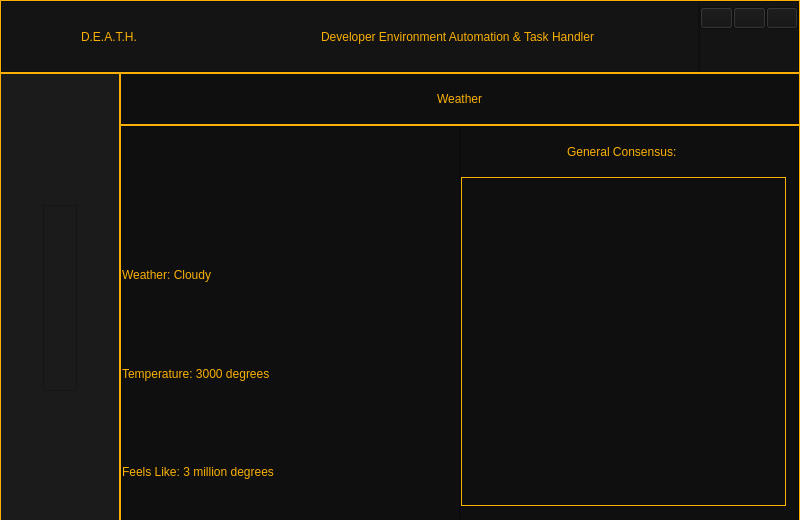
ThatNerd404/D.E.A.T.H, file Gui/Main_Gui.ui: the form before one commit.
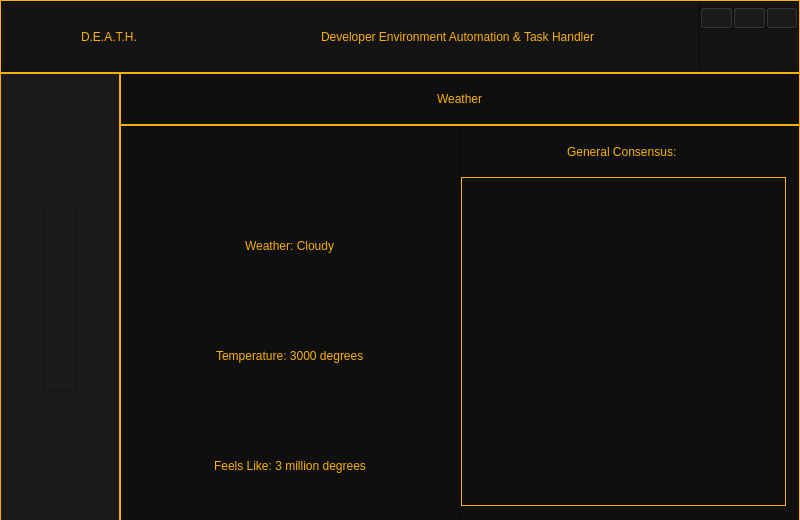
The form after the commit. Icons and pictures are not drawn.

Commit message: setting labels for data

What changed in the file:
```diff
--- a/Gui/Main_Gui.ui
+++ b/Gui/Main_Gui.ui
@@ -1427,26 +1427,38 @@
                  </property>
                  <item alignment="Qt::AlignHCenter">
                   <widget class="QLabel" name="Weather_Status_Pic">
+                   <property name="minimumSize">
+                    <size>
+                     <width>64</width>
+                     <height>64</height>
+                    </size>
+                   </property>
+                   <property name="maximumSize">
+                    <size>
+                     <width>64</width>
+                     <height>64</height>
+                    </size>
+                   </property>
                    <property name="text">
                     <string/>
                    </property>
                   </widget>
                  </item>
-                 <item>
+                 <item alignment="Qt::AlignHCenter">
                   <widget class="QLabel" name="Weather_Label">
                    <property name="text">
                     <string>Weather: Cloudy</string>
                    </property>
                   </widget>
                  </item>
-                 <item>
+                 <item alignment="Qt::AlignHCenter">
                   <widget class="QLabel" name="Temperature_Label">
                    <property name="text">
                     <string>Temperature: 3000 degrees</string>
                    </property>
                   </widget>
                  </item>
-                 <item>
+                 <item alignment="Qt::AlignHCenter">
                   <widget class="QLabel" name="Feels_Like_Label">
                    <property name="text">
                     <string>Feels Like: 3 million degrees</string>
```
The commit also changes 6 other files.
